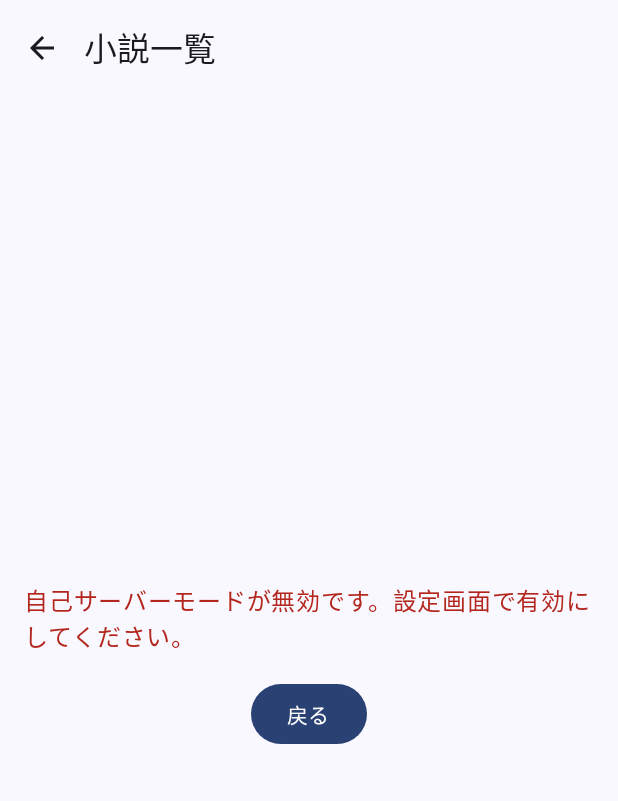
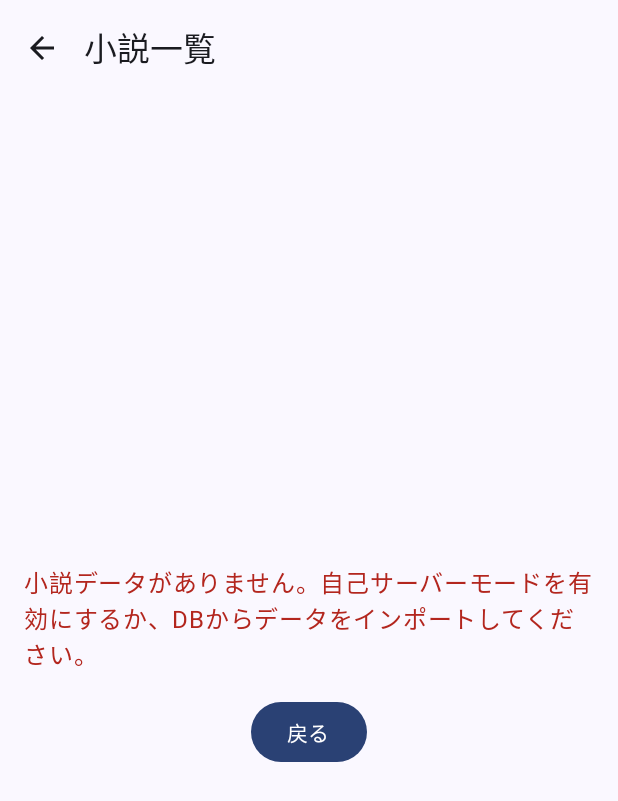
Before and after one commit to eightman999/FUNNYAPPS, an Android app built with Jetpack Compose: the composable NovelListScreen called with empty values, on a phone screen of 412 x 824 dp. Shown: the top 801 px of the screen. Run offline under Robolectric (Android 15) with nearby library versions, the phone set to English and light mode, and no system bars; 5 statements that could not run were skipped.

Commit message:
Update MainActivity.kt

```diff
--- a/NRreader/app/src/main/java/com/shunlight_library/nr_reader/MainActivity.kt
+++ b/NRreader/app/src/main/java/com/shunlight_library/nr_reader/MainActivity.kt
@@ -806,19 +806,24 @@ fun NovelListScreen(
         try {
             // 自己サーバーの有効性チェック
             if (!selfServerAccess || selfServerPath.isEmpty()) {
-                Log.d("NovelListScreen", "自己サーバーモードが無効またはパスが空")
-                errorMessage = "自己サーバーモードが無効です。設定画面で有効にしてください。"
-                isLoading = false
-                return@LaunchedEffect
-            }
+                Log.d("NovelListScreen", "自己サーバーモードが無効またはパスが空。内部DBからデータを読み込みます。")
 
-            // 権限のチェック
-            hasValidPermission = settingsStore.hasPersistedPermission(selfServerPath)
-            Log.d("NovelListScreen", "権限チェック: $hasValidPermission")
+                // 内部DBに小説データが存在するか確認
+                val hasNovels = repository.hasAnyNovels()
+                if (hasNovels) {
+                    // 内部DBから小説データを読み込む
+                    progressMessage = "保存済みの小説データを読み込んでいます..."
 
-            if (!hasValidPermission) {
-                errorMessage = "自己サーバーへのアクセス権限がありません。設定画面で再設定してください。"
-                isLoading = false
+                    repository.getAllNovels().collect { allNovels ->
+                        novels = allNovels
+                        isLoading = false
+                    }
+                } else {
+                    // 内部DBに小説データがない場合
+                    errorMessage = "小説データがありません。自己サーバーモードを有効にするか、DBからデータをインポートしてください。"
+                    isLoading = false
+                }
+
                 return@LaunchedEffect
             }
 
```
